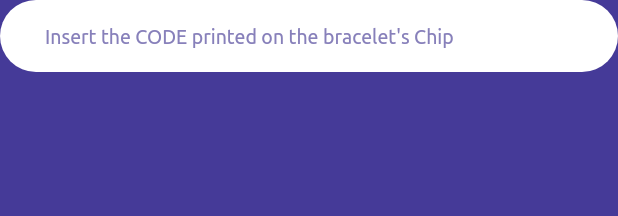
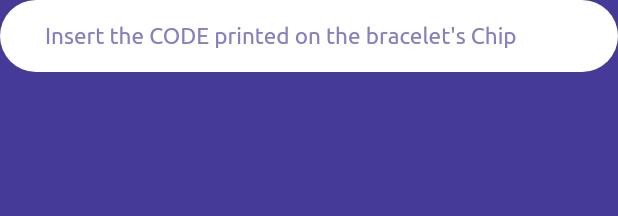
Before and after one commit to AlinaCDevelopment/trisimple4, a Flutter app: the ThemedInput widget shown alone on an empty page, opened directly, on a phone screen of 412 x 824 dp. Shown: the top 216 px of the screen. Run offline on Flutter 3.47's test engine with Material 2 defaults, Android fonts, the phone set to English and light mode, and no system bars; our stand-ins replace connectivity_plus, flutter_riverpod, qr_flutter, shared_preferences, upgrader; missing offline and left inert: nfc_manager; accounts and stored records are empty; generated files the repository leaves out were written again; network calls fail.

Commit message:
Fixed input overflow

```diff
--- a/lib/widgets/themed_input.dart
+++ b/lib/widgets/themed_input.dart
@@ -21,14 +21,23 @@ class ThemedInput extends StatelessWidget {
     return TextFormField(
       onChanged: onChanged,
       obscureText: obscureText,
-      style: const TextStyle(color: hintColor),
+      style: const TextStyle(color: hintColor, overflow: TextOverflow.clip),
       decoration: InputDecoration(
+          label: FittedBox(
+            fit: BoxFit.scaleDown,
+            child: Text(
+              hintText,
+              style: const TextStyle(fontSize: 15),
+            ),
+          ),
+          alignLabelWithHint: true,
+          floatingLabelBehavior: FloatingLabelBehavior.never,
           focusColor: accentColor,
-          hintText: hintText,
           contentPadding: EdgeInsets.symmetric(horizontal: 30),
           border: InputBorder.none,
           filled: true,
-          hintStyle: const TextStyle(fontSize: 13),
+          labelStyle:
+              const TextStyle(fontSize: 15, overflow: TextOverflow.clip),
           fillColor: canvasColor,
           enabledBorder: OutlineInputBorder(
             borderSide: BorderSide.none,
```
